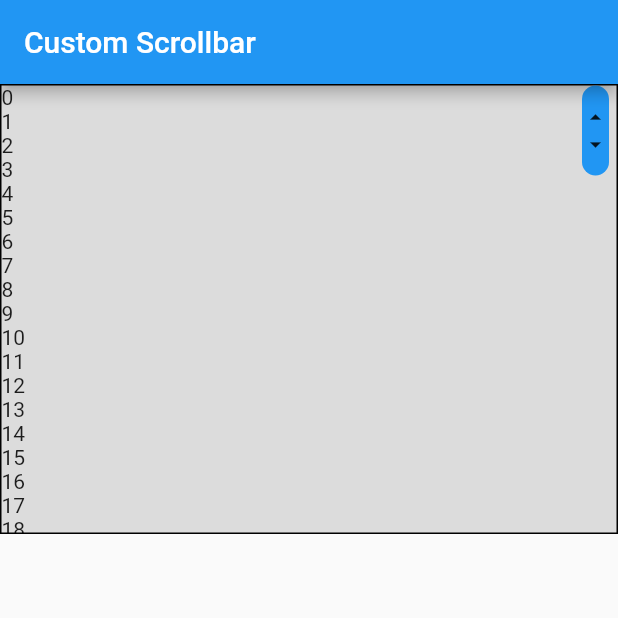
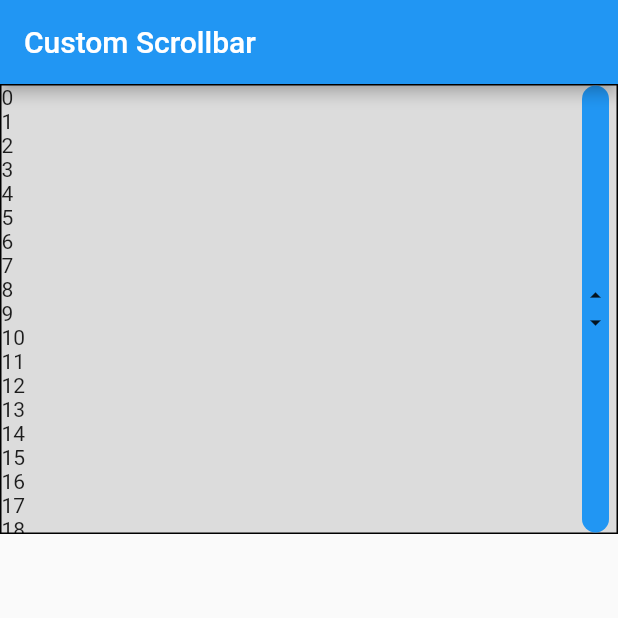
Before and after one commit to tilongzs/flutter_study_demo, a Flutter app: the screen it shows after launch, on a phone screen of 412 x 824 dp, the top half of it. Run offline on Flutter 3.47's test engine with Material 2 defaults, Android fonts, the phone set to English and light mode, and no system bars.

Commit message:
修改滚动条测试工程：增加滚动条高度计算。

```diff
--- a/custom_scrollbar_test/lib/main.dart
+++ b/custom_scrollbar_test/lib/main.dart
@@ -25,11 +25,19 @@ class HomePage extends StatefulWidget {
 }
 
 class _ScrollBar extends StatelessWidget {
+  double _viewHeight = 1;
+  double _parentHeight = 1;
+
+  _ScrollBar(double viewHeight, double parentHeight){
+    _viewHeight = viewHeight;
+    _parentHeight = parentHeight;
+  }
+
   @override
   Widget build(BuildContext context) {
     return Container(
       width: 18,
-      height: 60,
+      height: /*60*/_viewHeight == 0 ? 60 : _parentHeight * _parentHeight / _viewHeight,
       decoration: BoxDecoration(
           shape: BoxShape.rectangle,
           borderRadius: BorderRadius.all(Radius.circular(20)),
@@ -54,20 +62,22 @@ class _ScrollBar extends StatelessWidget {
 class _HomePageState extends State<HomePage> {
   final List<String> _recvMsg = []; // 接收到的消息
   double _alignmentY = -1; // 范围-1~1
+  double _maxScrollExtent = 0;
+  final _listHeight = 300.0;
 
   @override
   void initState() {
     super.initState();
 
     // test
-    for (int i = 0; i < 100; ++i) {
+    for (int i = 0; i < 30; ++i) {
       _recvMsg.add(i.toString());
     }
   }
 
   @override
   Widget build(BuildContext context) {
-    return Scaffold(
+     return Scaffold(
       appBar: AppBar(
         title: Text('Custom Scrollbar'),
       ),
@@ -81,7 +91,7 @@ class _HomePageState extends State<HomePage> {
                 ),
                 color: Colors.black12,
               ),
-              height: 300,
+              height: _listHeight,
               child: Stack(
                 alignment: Alignment.topRight,
                 children: [
@@ -90,7 +100,7 @@ class _HomePageState extends State<HomePage> {
                     // 滚动条
                     alignment: Alignment(1, _alignmentY),
                     padding: EdgeInsets.only(right: 5),
-                    child: _ScrollBar(),
+                    child: _ScrollBar(_maxScrollExtent + _listHeight, _listHeight),
                   )
                 ],
               ),
@@ -107,7 +117,8 @@ class _HomePageState extends State<HomePage> {
     print('滚动组件最大滚动距离:${metrics.maxScrollExtent}');
     print('当前滚动位置:${metrics.pixels}');
 
-    _alignmentY = -1 + (metrics.pixels / metrics.maxScrollExtent) * 2;
+    _maxScrollExtent = metrics.maxScrollExtent == double.infinity ? 0 : metrics.maxScrollExtent;
+    _alignmentY = metrics.maxScrollExtent == 0 ? -1 : -1 + (metrics.pixels / metrics.maxScrollExtent) * 2;
     print('_alignmentY:$_alignmentY');
 
     setState(() {
```
